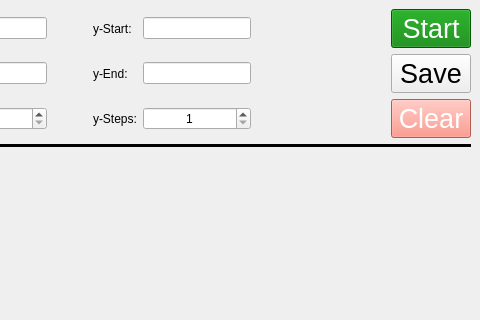
The window that PlotWindow.ui (OdysseusLSe/qtCalc) describes before a commit, drawn with Qt 5; both pictures show x 120 to 600 and y 0 to 320 of the 600 by 600 pixel window.
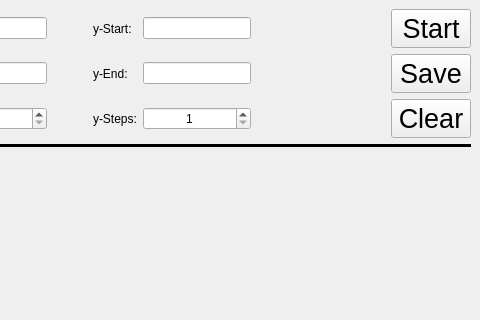
The same window after the commit.

Commit message: Update button styles in PlotWindow; increment version to 0.7.7 in main.py

```diff
--- a/PlotWindow.ui
+++ b/PlotWindow.ui
@@ -168,8 +168,7 @@
            </font>
           </property>
           <property name="styleSheet">
-           <string notr="true">background-color: green;
-color: white;</string>
+           <string notr="true"/>
           </property>
           <property name="text">
            <string>Start</string>
@@ -191,8 +190,7 @@
            </font>
           </property>
           <property name="styleSheet">
-           <string notr="true">background-color: salmon;
-color: white;</string>
+           <string notr="true"/>
           </property>
           <property name="text">
            <string>Clear</string>
```
The commit also changes 3 other files.
